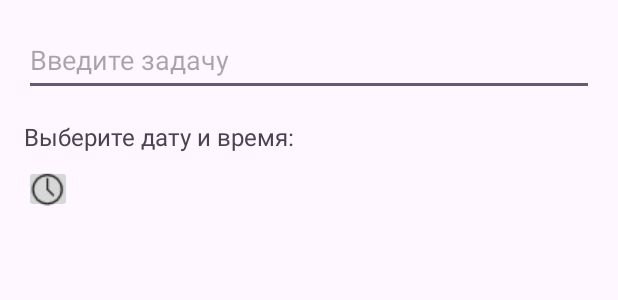
After one commit to ikanit1/diplomnaya, an Android app: the layout dialog_edit_task.xml on its own in the app's theme, with its tools: preview values and no code run, on a phone screen of 412 x 824 dp. The commit adds this screen. Shown: the top 300 px of the screen. Run offline under Robolectric (Android 15) with nearby library versions, the phone set to English and light mode, and no system bars.

Commit message:
добавил редактор заметок

```diff
--- /dev/null
+++ b/app/src/main/res/layout/dialog_edit_task.xml
@@ -0,0 +1,31 @@
+<?xml version="1.0" encoding="utf-8"?>
+<LinearLayout xmlns:android="http://schemas.android.com/apk/res/android"
+    android:layout_width="match_parent"
+    android:layout_height="wrap_content"
+    android:orientation="vertical"
+    android:padding="16dp">
+
+    <EditText
+        android:id="@+id/editTextTask"
+        android:layout_width="match_parent"
+        android:layout_height="wrap_content"
+        android:hint="Введите задачу"
+        android:minHeight="48dp" />
+
+    <TextView
+        android:id="@+id/textViewDateTime"
+        android:layout_width="wrap_content"
+        android:layout_height="wrap_content"
+        android:text="Выберите дату и время:"
+        android:textSize="16sp"
+        android:layout_marginTop="16dp"/>
+
+    <ImageButton
+        android:id="@+id/buttonPickDateTime"
+        android:layout_width="32dp"
+        android:layout_height="32dp"
+        android:text="Выбрать дату и время"
+        android:src="@drawable/clock"
+        android:layout_marginTop="8dp"/>
+
+</LinearLayout>
```
Also changed, not shown: app/src/main/java/com/example/diplomnaya/TaskDatabaseHelper.java (+15 -0 lines), app/src/main/java/com/example/diplomnaya/WorkSpace.java (+68 -0 lines), app/src/main/res/layout/task_item.xml (+8 -0 lines).
